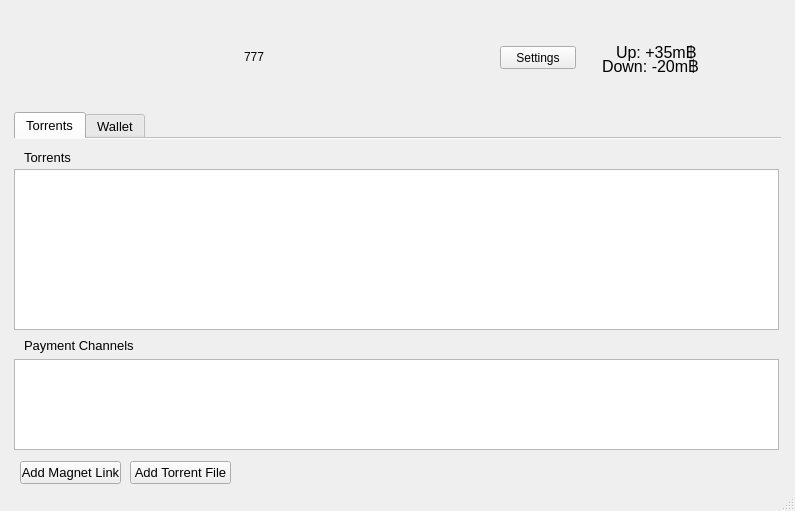
The window that lib/view/mainwindow.ui (RdeWilde/JoyStream) describes before a commit, drawn with Qt 5.
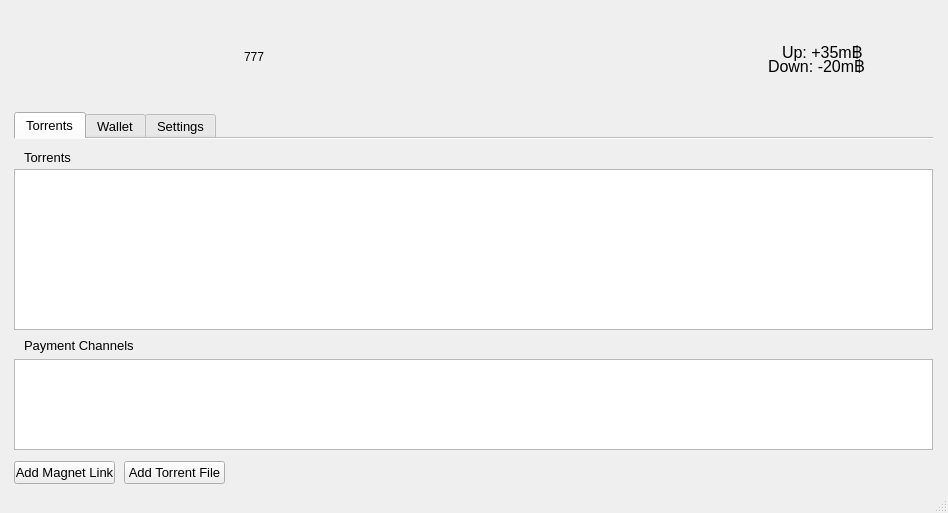
The same window after the commit. Icons and pictures are not drawn.

Diff of the .ui file:
```diff
--- a/lib/view/mainwindow.ui
+++ b/lib/view/mainwindow.ui
@@ -6,8 +6,8 @@
    <rect>
     <x>0</x>
     <y>0</y>
-    <width>795</width>
-    <height>511</height>
+    <width>948</width>
+    <height>513</height>
    </rect>
   </property>
   <property name="windowTitle">
@@ -18,25 +18,12 @@
     <normaloff>../../../resources/BitSwapr_mark_32.png</normaloff>../../../resources/BitSwapr_mark_32.png</iconset>
   </property>
   <widget class="QWidget" name="centralWidget">
-   <widget class="QPushButton" name="settingsPushButton">
-    <property name="geometry">
-     <rect>
-      <x>500</x>
-      <y>46</y>
-      <width>76</width>
-      <height>23</height>
-     </rect>
-    </property>
-    <property name="text">
-     <string>Settings</string>
-    </property>
-   </widget>
    <widget class="QTabWidget" name="tabWidget">
     <property name="geometry">
      <rect>
       <x>14</x>
       <y>112</y>
-      <width>767</width>
+      <width>919</width>
       <height>381</height>
      </rect>
     </property>
@@ -45,6 +32,9 @@
       <pointsize>10</pointsize>
      </font>
     </property>
+    <property name="tabPosition">
+     <enum>QTabWidget::North</enum>
+    </property>
     <property name="tabShape">
      <enum>QTabWidget::Rounded</enum>
     </property>
@@ -75,7 +65,7 @@
        <rect>
         <x>0</x>
         <y>30</y>
-        <width>765</width>
+        <width>919</width>
         <height>161</height>
        </rect>
       </property>
@@ -83,7 +73,7 @@
      <widget class="QPushButton" name="addMagnetLinkPushButton">
       <property name="geometry">
        <rect>
-        <x>6</x>
+        <x>0</x>
         <y>322</y>
         <width>101</width>
         <height>23</height>
@@ -96,7 +86,7 @@
      <widget class="QPushButton" name="addTorrentFilePushButton">
       <property name="geometry">
        <rect>
-        <x>116</x>
+        <x>110</x>
         <y>322</y>
         <width>101</width>
         <height>23</height>
@@ -137,7 +127,7 @@
        <rect>
         <x>0</x>
         <y>220</y>
-        <width>765</width>
+        <width>919</width>
         <height>91</height>
        </rect>
       </property>
@@ -148,6 +138,11 @@
       <string>Wallet</string>
      </attribute>
     </widget>
+    <widget class="QWidget" name="tab">
+     <attribute name="title">
+      <string>Settings</string>
+     </attribute>
+    </widget>
    </widget>
    <widget class="QLabel" name="logoLabel">
     <property name="geometry">
@@ -168,7 +163,7 @@
    <widget class="QLabel" name="label">
     <property name="geometry">
      <rect>
-      <x>715</x>
+      <x>881</x>
       <y>30</y>
       <width>51</width>
       <height>53</height>
@@ -184,7 +179,7 @@
    <widget class="QLabel" name="label_2">
     <property name="geometry">
      <rect>
-      <x>616</x>
+      <x>782</x>
       <y>38</y>
       <width>91</width>
       <height>26</height>
@@ -202,7 +197,7 @@
    <widget class="QLabel" name="label_3">
     <property name="geometry">
      <rect>
-      <x>602</x>
+      <x>768</x>
       <y>52</y>
       <width>105</width>
       <height>26</height>
```
Left out of the diff: 2 changed lines with no effect on the pictures.
